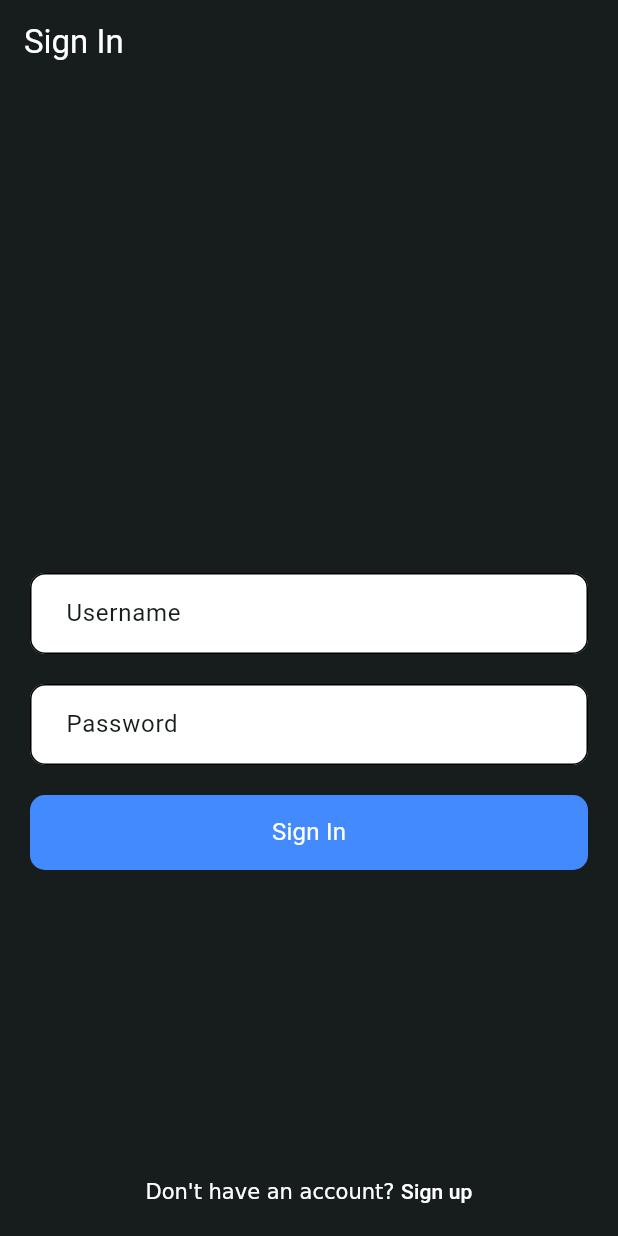
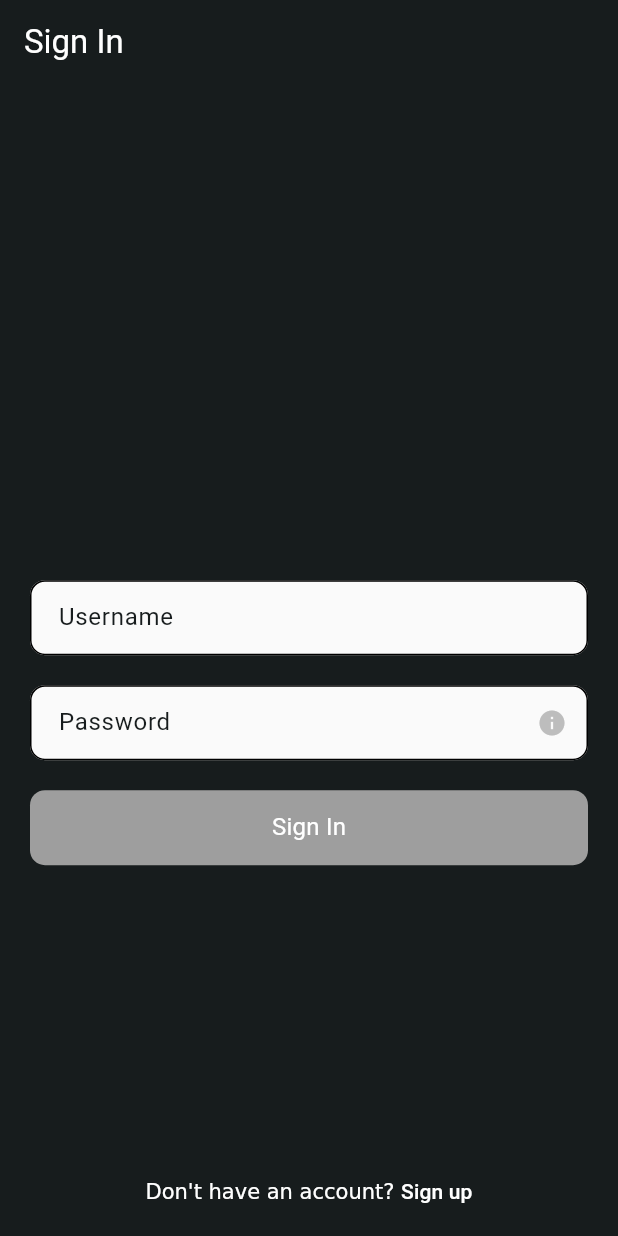
Before and after one commit to Infvyr/flutter_social_media_clean_architecture, a Flutter app: the screen it shows after launch, on a phone screen of 412 x 824 dp. Run offline on Flutter 3.47's test engine with Material 2 defaults, Android fonts, the phone set to English and light mode, and no system bars; our stand-ins replace equatable, flutter_bloc, formz, go_router.

Commit message:
make adjustments to the login cubit and screen

```diff
--- a/lib/src/config/app_theme.dart
+++ b/lib/src/config/app_theme.dart
@@ -2,6 +2,8 @@ import 'package:flutter/material.dart';
 
 class CustomTheme {
   static const Color primaryColor = Color.fromARGB(255, 23, 28, 29);
+  static const Color errorColor = Color.fromARGB(255, 247, 29, 65);
+  static const Color accentColor = Colors.blueAccent;
 
   static ThemeData theme() {
     return ThemeData(
@@ -32,14 +34,14 @@ class CustomTheme {
       ),
       iconTheme: const IconThemeData(color: Colors.white),
       inputDecorationTheme: const InputDecorationTheme(
-        contentPadding: EdgeInsets.symmetric(horizontal: 15, vertical: 15),
+        contentPadding: EdgeInsets.all(15.0),
         filled: true,
-        fillColor: Colors.white,
+        fillColor: Color(0xFFFAFAFA),
         labelStyle: TextStyle(color: primaryColor),
       ),
       filledButtonTheme: FilledButtonThemeData(
         style: ButtonStyle(
-          backgroundColor: MaterialStateProperty.all(Colors.blueAccent),
+          backgroundColor: MaterialStateProperty.all(accentColor),
           foregroundColor: MaterialStateProperty.all(Colors.white),
           shape: MaterialStateProperty.all(
             const RoundedRectangleBorder(
@@ -48,8 +50,10 @@ class CustomTheme {
           ),
         ),
       ),
+      progressIndicatorTheme: const ProgressIndicatorThemeData(
+        color: accentColor,
+      ),
       snackBarTheme: const SnackBarThemeData(
-        backgroundColor: Color.fromARGB(255, 247, 29, 65),
         contentTextStyle: TextStyle(color: Colors.white),
       ),
     );
--- a/lib/src/config/index.dart
+++ b/lib/src/config/index.dart
@@ -1,2 +1,2 @@
-export './app_router.dart';
-export './app_theme.dart';
+export 'app_router.dart';
+export 'app_theme.dart';
--- /dev/null
+++ b/lib/src/constants/app_strings.dart
@@ -0,0 +1,4 @@
+class AppStrings {
+  static const passwordHelperText =
+      "Password must be at least 8 characters long and contain letters, numbers, and special characters.";
+}
--- a/lib/src/constants/index.dart
+++ b/lib/src/constants/index.dart
@@ -1 +1,2 @@
-export './app_routes.dart';
+export 'app_routes.dart';
+export 'app_strings.dart';
--- a/lib/src/features/auth/domain/entities/logged_in_user.dart
+++ b/lib/src/features/auth/domain/entities/logged_in_user.dart
@@ -53,7 +53,7 @@ enum EmailValidationError { invalid }
 
 class Email extends FormzInput<String, EmailValidationError> {
   const Email.pure() : super.pure('');
-  const Email.dirty([String value = '']) : super.dirty(value);
+  const Email.dirty([super.value = '']) : super.dirty();
 
   static final _emailRegExp = RegExp(r'^[a-zA-Z0-9.!#$%&’*+/=?^_`{|}~-]+@[a-zA-Z0-9-]+(?:\.[a-zA-Z0-9-]+)*$');
 
@@ -67,7 +67,7 @@ enum PasswordValidationError { invalid }
 
 class Password extends FormzInput<String, PasswordValidationError> {
   const Password.pure() : super.pure('');
-  const Password.dirty([String value = '']) : super.dirty(value);
+  const Password.dirty([super.value = '']) : super.dirty();
 
   static final _passwordRegExp = RegExp(r'^(?=.*[A-Za-z])(?=.*\d)(?=.*[@$!%*#?&])[A-Za-z\d@$!%*#?&]{8,}$');
 
--- a/lib/src/features/auth/presentation/blocs/login/login_state.dart
+++ b/lib/src/features/auth/presentation/blocs/login/login_state.dart
@@ -4,38 +4,33 @@ class LoginState extends Equatable {
   const LoginState({
     this.username = const Username.pure(),
     this.password = const Password.pure(),
-    this.status = FormzStatus.pure,
-    this.errorMessage = '',
+    this.status = FormzSubmissionStatus.initial,
+    this.isValid = false,
+    this.errorMessage,
   });
 
   final Username username;
   final Password password;
-  final FormzStatus status;
-  final String errorMessage;
-
-  factory LoginState.initial() {
-    return const LoginState(
-      username: Username.pure(),
-      password: Password.pure(),
-      status: FormzStatus.pure,
-      errorMessage: '',
-    );
-  }
+  final FormzSubmissionStatus status;
+  final bool isValid;
+  final String? errorMessage;
 
   LoginState copyWith({
     Username? username,
     Password? password,
-    FormzStatus? status,
+    FormzSubmissionStatus? status,
+    bool? isValid,
     String? errorMessage,
   }) {
     return LoginState(
       username: username ?? this.username,
       password: password ?? this.password,
       status: status ?? this.status,
+      isValid: isValid ?? this.isValid,
       errorMessage: errorMessage ?? this.errorMessage,
     );
   }
 
   @override
-  List<Object?> get props => [username, password, status, errorMessage];
+  List<Object?> get props => [username, password, status, isValid, errorMessage];
 }
--- a/lib/src/features/auth/presentation/index.dart
+++ b/lib/src/features/auth/presentation/index.dart
@@ -1,2 +1,6 @@
 export 'views/login_screen.dart';
 export 'views/signup_screen.dart';
+export 'widgets/login/username.dart';
+export 'widgets/login/password.dart';
+export 'widgets/login/submit.dart';
+export 'widgets/login/footer.dart';
--- a/lib/src/features/auth/presentation/views/login_screen.dart
+++ b/lib/src/features/auth/presentation/views/login_screen.dart
@@ -1,12 +1,9 @@
-import 'package:flutter/gestures.dart' show TapGestureRecognizer;
 import 'package:flutter/material.dart';
 import 'package:flutter_bloc/flutter_bloc.dart';
 import 'package:formz/formz.dart';
-import 'package:go_router/go_router.dart';
 
-import '../../../../constants/index.dart';
-import '../../../../shared/presentation/index.dart';
 import '../blocs/login/login_cubit.dart';
+import '../index.dart';
 
 class LoginScreen extends StatelessWidget {
   const LoginScreen({super.key});
@@ -19,12 +16,13 @@ class LoginScreen extends StatelessWidget {
       ),
       body: BlocListener<LoginCubit, LoginState>(
         listener: (context, state) {
-          if (state.status.isSubmissionFailure) {
-            ScaffoldMessenger.of(context).showSnackBar(
-              SnackBar(
-                content: Text(state.errorMessage),
-              ),
-            );
+          debugPrint('LoginScreen valid? : ${state.isValid}');
+          if (state.status.isFailure) {
+            ScaffoldMessenger.of(context)
+              ..hideCurrentSnackBar()
+              ..showSnackBar(
+                SnackBar(content: Text(state.errorMessage ?? 'Something went wrong. Please try again later.')),
+              );
           }
         },
         child: const SafeArea(
@@ -33,13 +31,13 @@ class LoginScreen extends StatelessWidget {
             child: Column(
               children: [
                 Spacer(flex: 3),
-                _UserName(),
+                UserName(),
                 SizedBox(height: 20.0),
-                _UserPassword(),
+                UserPassword(),
                 SizedBox(height: 20.0),
-                _SubmitButton(),
+                SubmitButton(),
                 Spacer(flex: 2),
-                _Footer(),
+                Footer(),
               ],
             ),
           ),
@@ -48,105 +46,3 @@ class LoginScreen extends StatelessWidget {
     );
   }
 }
-
-class _UserName extends StatelessWidget {
-  const _UserName();
-
-  @override
-  Widget build(BuildContext context) {
-    return BlocBuilder<LoginCubit, LoginState>(
-      buildWhen: (previous, current) {
-        return previous.username != current.username;
-      },
-      builder: (context, state) {
-        return CustomTextField(
-          labelText: 'Username',
-          hintText: 'Enter your username',
-          keyboardType: TextInputType.name,
-          errorText: state.username.invalid ? 'The username is invalid' : null,
-          onChanged: (value) => context.read<LoginCubit>().changeUsername(value),
-        );
-      },
-    );
-  }
-}
-
-class _UserPassword extends StatelessWidget {
-  const _UserPassword();
-
-  @override
-  Widget build(BuildContext context) {
-    return BlocBuilder<LoginCubit, LoginState>(
-      buildWhen: (previous, current) {
-        return previous.password != current.password;
-      },
-      builder: (context, state) {
-        return CustomTextField(
-          labelText: 'Password',
-          hintText: 'Enter your password',
-          obscureText: true,
-          errorText: state.password.invalid ? 'The password is invalid' : null,
-          onChanged: (value) => context.read<LoginCubit>().changePassword(value),
-        );
-      },
-    );
-  }
-}
-
-class _SubmitButton extends StatelessWidget {
-  const _SubmitButton();
-
-  @override
-  Widget build(BuildContext context) {
-    return BlocBuilder<LoginCubit, LoginState>(
-      buildWhen: (previous, current) {
-        return previous.status != current.status;
-      },
-      builder: (context, state) {
-        return state.status == FormzStatus.submissionInProgress
-            ? const CircularProgressIndicator()
-            : FilledButton(
-                onPressed: () {
-                  state.status == FormzStatus.valid
-                      ? context.read<LoginCubit>().loginWithCredentials()
-                      : ScaffoldMessenger.of(context).showSnackBar(
-                          SnackBar(
-                            content: Text(state.errorMessage),
-                          ),
-                        );
-                },
-                style: ButtonStyle(
-                  minimumSize: MaterialStateProperty.all<Size>(const Size(double.infinity, 50.0)),
-                ),
-                child: Text(
-                  'Sign In',
-                  style: Theme.of(context).textTheme.titleMedium!.copyWith(fontWeight: FontWeight.normal),
-                ),
-              );
-      },
-    );
-  }
-}
-
-class _Footer extends StatelessWidget {
-  const _Footer();
-
-  @override
-  Widget build(BuildContext context) {
-    return RichText(
-      text: TextSpan(
-        children: [
-          const TextSpan(text: "Don't have an account? "),
-          TextSpan(
-            text: 'Sign up',
-            style: Theme.of(context).textTheme.labelLarge,
-            recognizer: TapGestureRecognizer()
-              ..onTap = () {
-                context.goNamed(AppRoutes.signup.name);
-              },
-          ),
-        ],
-      ),
-    );
-  }
-}
--- /dev/null
+++ b/lib/src/features/auth/presentation/widgets/login/footer.dart
@@ -0,0 +1,28 @@
+import 'package:flutter/gestures.dart' show TapGestureRecognizer;
+import 'package:flutter/material.dart';
+import 'package:go_router/go_router.dart';
+
+import '../../../../../constants/index.dart';
+
+class Footer extends StatelessWidget {
+  const Footer({super.key});
+
+  @override
+  Widget build(BuildContext context) {
+    return RichText(
+      text: TextSpan(
+        children: [
+          const TextSpan(text: "Don't have an account? "),
+          TextSpan(
+            text: 'Sign up',
+            style: Theme.of(context).textTheme.labelLarge,
+            recognizer: TapGestureRecognizer()
+              ..onTap = () {
+                context.goNamed(AppRoutes.signup.name);
+              },
+          ),
+        ],
+      ),
+    );
+  }
+}
--- /dev/null
+++ b/lib/src/features/auth/presentation/widgets/login/password.dart
@@ -0,0 +1,85 @@
+import 'package:flutter/material.dart';
+import 'package:flutter_bloc/flutter_bloc.dart';
+
+import '../../../../../constants/index.dart';
+import '../../../../../shared/presentation/index.dart';
+import '../../blocs/login/login_cubit.dart';
+
+class UserPassword extends StatefulWidget {
+  const UserPassword({super.key});
+
+  @override
+  State<UserPassword> createState() => _UserPasswordState();
+}
+
+class _UserPasswordState extends State<UserPassword> {
+  late FocusNode focusNode;
+  bool isInFocus = false;
+  bool isObscure = true;
+
+  @override
+  void initState() {
+    super.initState();
+    focusNode = FocusNode();
+    focusNode.addListener(onFocusChange);
+  }
+
+  @override
+  void dispose() {
+    focusNode.removeListener(onFocusChange);
+    focusNode.dispose();
+    super.dispose();
+  }
+
+  void onFocusChange() {
+    setState(() => isInFocus = focusNode.hasPrimaryFocus);
+  }
+
+  @override
+  Widget build(BuildContext context) {
+    return BlocBuilder<LoginCubit, LoginState>(
+      buildWhen: (previous, current) {
+        return previous.password != current.password;
+      },
+      builder: (context, state) {
+        return CustomTextField(
+          key: const Key('loginForm_passwordInput_textField'),
+          labelText: 'Password',
+          hintText: 'Enter your password',
+          obscureText: isObscure,
+          focusNode: focusNode,
+          errorText: state.password.displayError != null ? '' : null,
+          onChanged: (password) {
+            context.read<LoginCubit>().onPasswordChanged(password);
+          },
+          suffix: IconButton(
+            icon: isInFocus
+                ? Icon(
+                    isObscure ? Icons.visibility_off : Icons.visibility_off,
+                    color: Colors.grey.shade400,
+                    size: 20,
+                  )
+                : Icon(
+                    Icons.info,
+                    color: Colors.grey.shade400,
+                    size: 20,
+                  ),
+            onPressed: () {
+              if (!isInFocus) {
+                ScaffoldMessenger.of(context)
+                  ..hideCurrentSnackBar()
+                  ..showSnackBar(
+                    const SnackBar(
+                      content: Text(AppStrings.passwordHelperText),
+                    ), // state.errorMessage
+                  );
+              } else {
+                setState(() => isObscure = !isObscure);
+              }
+            },
+          ),
+        );
+      },
+    );
+  }
+}
--- /dev/null
+++ b/lib/src/features/auth/presentation/widgets/login/submit.dart
@@ -0,0 +1,36 @@
+import 'package:flutter/material.dart';
+import 'package:flutter_bloc/flutter_bloc.dart';
+import 'package:formz/formz.dart';
+
+import '../../blocs/login/login_cubit.dart';
+
+class SubmitButton extends StatelessWidget {
+  const SubmitButton({super.key});
+
+  @override
+  Widget build(BuildContext context) {
+    return BlocBuilder<LoginCubit, LoginState>(
+      builder: (context, state) {
+        return state.status.isInProgress
+            ? const SizedBox(
+                height: 50.0,
+                child: Center(
+                  child: CircularProgressIndicator(),
+                ),
+              )
+            : FilledButton(
+                key: const Key('loginForm_submit_button'),
+                onPressed: state.isValid ? () => context.read<LoginCubit>().loginWithCredentials() : null,
+                style: ButtonStyle(
+                  minimumSize: MaterialStateProperty.all<Size>(const Size(double.infinity, 50.0)),
+                  backgroundColor: MaterialStateProperty.all<Color>(state.isValid ? Colors.blueAccent : Colors.grey),
+                ),
+                child: Text(
+                  'Sign In',
+                  style: Theme.of(context).textTheme.titleMedium!.copyWith(fontWeight: FontWeight.normal),
+                ),
+              );
+      },
+    );
+  }
+}
--- /dev/null
+++ b/lib/src/features/auth/presentation/widgets/login/username.dart
@@ -0,0 +1,28 @@
+import 'package:flutter/material.dart';
+import 'package:flutter_bloc/flutter_bloc.dart';
+
+import '../../../../../shared/presentation/index.dart';
+import '../../blocs/login/login_cubit.dart';
+
+class UserName extends StatelessWidget {
+  const UserName({super.key});
+
+  @override
+  Widget build(BuildContext context) {
+    return BlocBuilder<LoginCubit, LoginState>(
+      buildWhen: (previous, current) {
+        return previous.username != current.username;
+      },
+      builder: (context, state) {
+        return CustomTextField(
+          key: const Key('loginForm_usernameInput_textField'),
+          labelText: 'Username',
+          hintText: 'Enter your username',
+          keyboardType: TextInputType.name,
+          errorText: state.username.displayError != null ? '' : null,
+          onChanged: (username) => context.read<LoginCubit>().onUsernameChanged(username),
+        );
+      },
+    );
+  }
+}
--- a/lib/src/shared/domain/entities/user.dart
+++ b/lib/src/shared/domain/entities/user.dart
@@ -26,9 +26,9 @@ enum UsernameValidationError { invalid }
 
 class Username extends FormzInput<String, UsernameValidationError> {
   const Username.pure() : super.pure('');
-  const Username.dirty([String value = '']) : super.dirty(value);
+  const Username.dirty([super.value = '']) : super.dirty();
 
-  static final _usernameRegExp = RegExp(r'^[a-zA-Z0-9.!#$%&’*+/=?^_`{|}~-]+$');
+  static final _usernameRegExp = RegExp(r'^[a-zA-Z0-9_]{2,}$');
 
   @override
   UsernameValidationError? validator(String value) {
--- a/lib/src/shared/presentation/widgets/custom_text_field.dart
+++ b/lib/src/shared/presentation/widgets/custom_text_field.dart
@@ -1,4 +1,5 @@
 // ignore_for_file: public_member_api_docs, sort_constructors_first
+
 import 'package:flutter/material.dart';
 
 class CustomTextField extends StatelessWidget {
@@ -10,6 +11,10 @@ class CustomTextField extends StatelessWidget {
     this.keyboardType,
     this.onChanged,
     this.obscureText = false,
+    this.suffix,
+    this.suffixIconColor,
+    this.contentPadding = const EdgeInsets.all(15.0),
+    this.focusNode,
   }) : super(key: key);
 
   final String labelText;
@@ -18,19 +23,29 @@ class CustomTextField extends StatelessWidget {
   final TextInputType? keyboardType;
   final Function(String)? onChanged;
   final bool obscureText;
+  final Widget? suffix;
+  final Color? suffixIconColor;
+  final EdgeInsetsGeometry? contentPadding;
+  final FocusNode? focusNode;
 
   @override
   Widget build(BuildContext context) {
-    return TextField(
+    return Stack(
+      alignment: Alignment.center,
+      children: [
+        TextField(
           autocorrect: false,
+          focusNode: focusNode,
           keyboardType: keyboardType,
           decoration: InputDecoration(
-        contentPadding: const EdgeInsets.symmetric(horizontal: 20, vertical: 15),
+            contentPadding: suffix != null ? const EdgeInsets.fromLTRB(15, 15, 45, 15) : contentPadding,
+            constraints: const BoxConstraints(maxHeight: 50),
             enabledBorder: const OutlineInputBorder(
               borderSide: BorderSide(color: Colors.black),
               borderRadius: BorderRadius.all(Radius.circular(10)),
             ),
             errorText: errorText,
+            errorStyle: const TextStyle(fontSize: 0),
             focusedBorder: const OutlineInputBorder(
               borderSide: BorderSide(color: Colors.grey),
               borderRadius: BorderRadius.all(Radius.circular(10)),
@@ -46,10 +61,19 @@ class CustomTextField extends StatelessWidget {
             hintText: hintText,
             labelText: labelText,
             floatingLabelBehavior: FloatingLabelBehavior.never,
+            // suffix: suffix,
+            suffixIconColor: suffixIconColor,
           ),
           style: Theme.of(context).textTheme.titleMedium!.copyWith(color: Colors.black),
           obscureText: obscureText,
           onChanged: onChanged,
+        ),
+        if (suffix != null)
+          Positioned(
+            right: 0,
+            child: suffix!,
+          ),
+      ],
     );
   }
 }
--- a/pubspec.yaml
+++ b/pubspec.yaml
@@ -12,7 +12,7 @@ dependencies:
     sdk: flutter
   flutter_bloc: ^8.1.3
   flutter_staggered_grid_view: ^0.7.0
-  formz: ^0.4.1
+  formz: ^0.6.0
   go_router: ^10.0.0
   hive: ^2.2.3
   hive_flutter: ^1.1.0
```
Also changed, not shown: lib/src/features/auth/presentation/blocs/login/login_cubit.dart (+17 -12 lines), pubspec.lock. Lines whose indentation alone changed are shown as unchanged.
